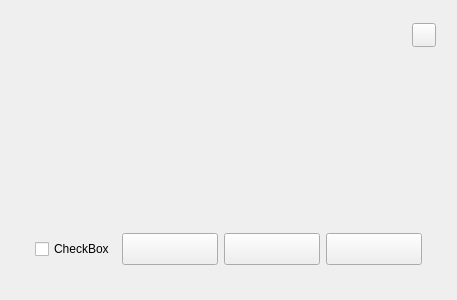
Qt form Client1.1/ImageSearcher/ui/Public/InfoWidget/InfoWidget.ui (lesliefish/ImageSearcher) before a commit.
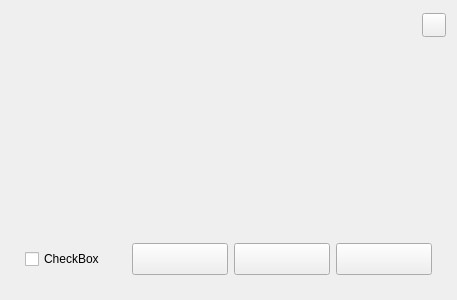
The same form after that commit. Icons and pictures are not drawn.

The edit to the form file:
```diff
--- a/Client1.1/ImageSearcher/ui/Public/InfoWidget/InfoWidget.ui
+++ b/Client1.1/ImageSearcher/ui/Public/InfoWidget/InfoWidget.ui
@@ -14,6 +14,18 @@
    <string>Form</string>
   </property>
   <layout class="QGridLayout" name="gridLayout">
+   <property name="leftMargin">
+    <number>1</number>
+   </property>
+   <property name="topMargin">
+    <number>1</number>
+   </property>
+   <property name="rightMargin">
+    <number>1</number>
+   </property>
+   <property name="bottomMargin">
+    <number>1</number>
+   </property>
    <item row="0" column="0">
     <layout class="QVBoxLayout" name="verticalLayout_3">
      <property name="spacing">
```
